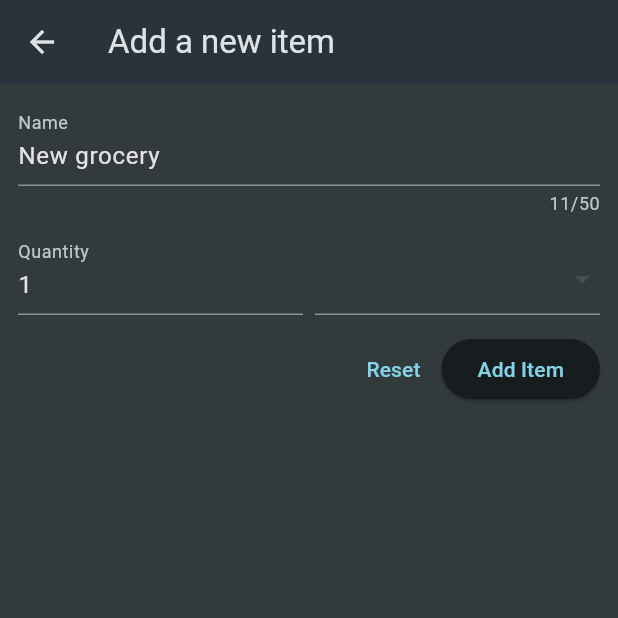
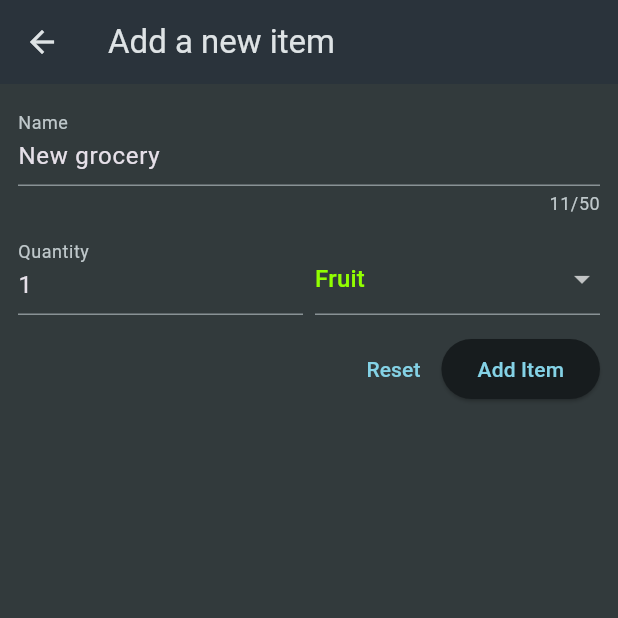
Before and after one commit to SoutPanhavon168/W12-QUIZ, a Flutter app: the NewItem screen opened directly, after a tap on "Reset", on a phone screen of 412 x 824 dp, the top half of it. Run offline on Flutter 3.47's test engine with Material 3 defaults, Android fonts, the phone set to English and light mode, and no system bars.

Commit message:
initail commit

```diff
--- a/w12_quiz/lib/ui/groceries/grocery_form.dart
+++ b/w12_quiz/lib/ui/groceries/grocery_form.dart
@@ -1,5 +1,5 @@
 import 'package:flutter/material.dart';
-import 'package:uuid/uuid.dart';
+
 import '../../models/grocery.dart';
 
 class NewItem extends StatefulWidget {
@@ -18,12 +18,9 @@ class _NewItemState extends State<NewItem> {
   static const defaultCategory = GroceryCategory.fruit;
 
   // Inputs
-  final _formKey = GlobalKey<FormState>();
   final _nameController = TextEditingController();
   final _quantityController = TextEditingController();
   GroceryCategory _selectedCategory = defaultCategory;
-
-  get uuid => null;
 
   @override
   void initState() {
@@ -44,36 +41,20 @@ class _NewItemState extends State<NewItem> {
   }
 
   void onReset() {
-    _nameController.text = defautName;
-    _quantityController.text = defaultQuantity.toString();
-    setState(() {
-      _selectedCategory = defaultCategory;
-    });
     // Will be implemented later - Reset all fields to the initial values
   }
 
   void onAdd() {
-    if (_formKey.currentState!.validate()) {
-      Grocery newGrocery = Grocery(
-        id: uuid.v4(),
-        name: _nameController.text,
-        quantity: int.parse(_quantityController.text),
-        category: _selectedCategory,
-      );
-      Navigator.pop<Grocery>(context, newGrocery);
-    }
-  }
+    // Will be implemented later - Create and return the new grocery
 
-  // Will be implemented later - Create and return the new grocery
+    Grocery newItems = Grocery(
+      id: "69",
+      name: _nameController.text,
+      quantity: int.parse(_quantityController.text),
+      category: _selectedCategory,
+    );
 
-  String? validateName(String? value) {
-    if (value == null || value.trim().isEmpty) {
-      return "Enter a name";
-    }
-    if (value.length < 10 || value.length > 50) {
-      return "Enter a text from 10 to 50 characters";
-    }
-    return null;
+    Navigator.of(context).pop(newItems);
   }
 
   @override
@@ -103,7 +84,17 @@ class _NewItemState extends State<NewItem> {
                 Expanded(
                   child: DropdownButtonFormField<GroceryCategory>(
                     initialValue: _selectedCategory,
-                    items: [],
+                    items: [
+                      ...GroceryCategory.values.map((value) {
+                        return DropdownMenuItem(
+                          value: value,
+                          child: Text(
+                            value.label,
+                            style: TextStyle(color: value.color),
+                          ),
+                        );
+                      }),
+                    ],
                     onChanged: (value) {
                       if (value != null) {
                         setState(() {
```
